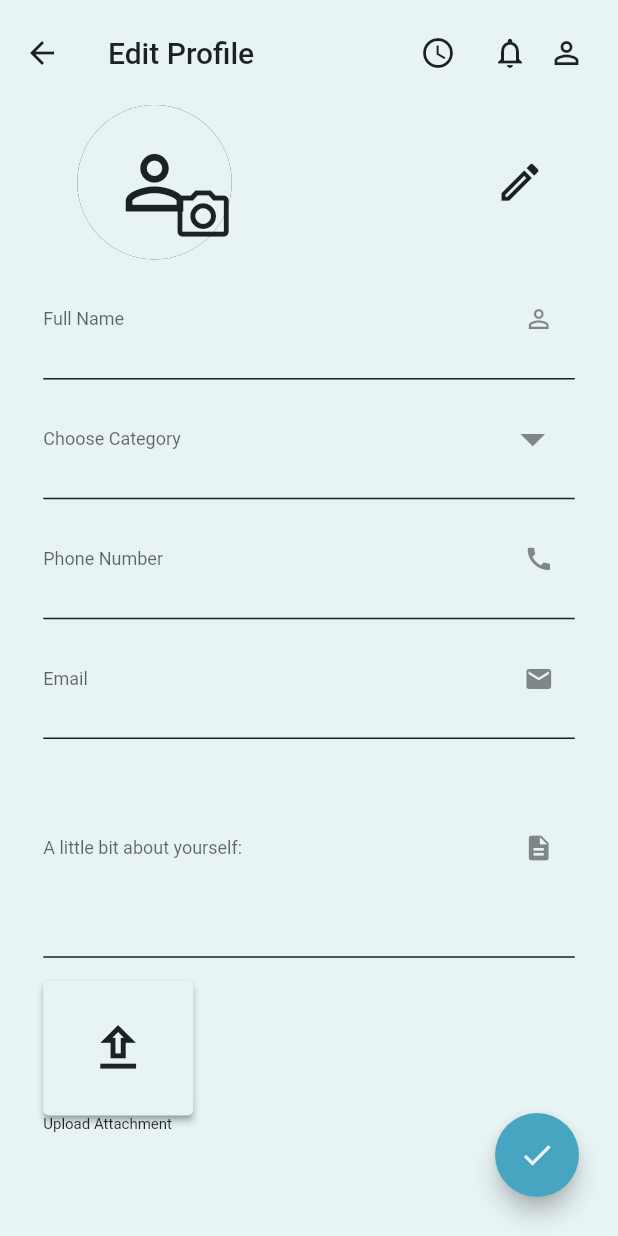
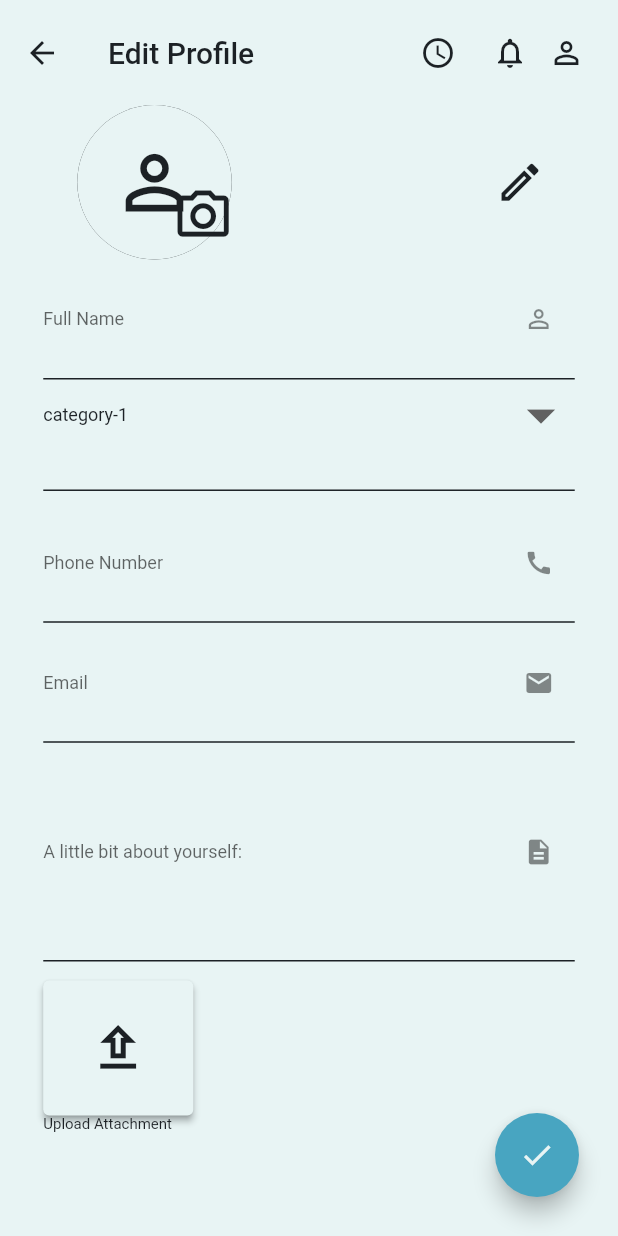
Before and after one commit to alazarlemma02/Freelance-App-flutter-project, a Flutter app: the screen it shows after launch, on a phone screen of 412 x 824 dp. Run offline on Flutter 3.47's test engine with Material 2 defaults, Android fonts, the phone set to English and light mode, and no system bars; our stand-ins replace easy_localization; Roboto replaces fonts that are missing (OpenSans).

Commit message:
separated the category widget and added place holder

```diff
--- a/lib/view/screens/edit_profile_page.dart
+++ b/lib/view/screens/edit_profile_page.dart
@@ -4,6 +4,7 @@ import 'package:flutter/src/widgets/container.dart';
 import 'package:flutter/src/widgets/framework.dart';
 import 'package:sira/constants/colors.dart';
 import 'package:sira/main.dart';
+import 'package:sira/view/widgets/category_dropdown.dart';
 import 'package:sira/view/widgets/text_fields.dart';
 import 'package:sira/view/widgets/upload_attachment.dart';
 
@@ -122,32 +123,33 @@ class _EditProfilePageState extends State<EditProfilePage> {
                             hint_text: 'full-name',
                             field_icon: Icons.person_outline,
                             field_height: 0.04),
-                        TextField(
-                          decoration: InputDecoration(
-                            contentPadding: EdgeInsets.symmetric(
-                                vertical:
-                                    MediaQuery.of(context).size.height * 0.04),
-                            suffixIcon: IconButton(
-                              onPressed: () {},
-                              iconSize: 40,
-                              icon: Icon(Icons.arrow_drop_down),
-                            ),
-                            hintText: 'choose-category'.tr()..toString(),
-                            labelStyle: const TextStyle(
-                              color: CustomColors.blackTextColor,
-                            ),
-                            enabledBorder: const UnderlineInputBorder(
-                              borderSide: BorderSide(
-                                style: BorderStyle.solid,
-                                color: CustomColors.blackTextColor,
-                              ),
-                            ),
-                          ),
-                          style: const TextStyle(
-                            fontSize: 12,
-                            color: CustomColors.fadedTextColor,
-                          ),
-                        ),
+                        // TextField(
+                        //   decoration: InputDecoration(
+                        //     contentPadding: EdgeInsets.symmetric(
+                        //         vertical:
+                        //             MediaQuery.of(context).size.height * 0.04),
+                        //     suffixIcon: IconButton(
+                        //       onPressed: () {},
+                        //       iconSize: 40,
+                        //       icon: Icon(Icons.arrow_drop_down),
+                        //     ),
+                        //     hintText: 'choose-category'.tr()..toString(),
+                        //     labelStyle: const TextStyle(
+                        //       color: CustomColors.blackTextColor,
+                        //     ),
+                        //     enabledBorder: const UnderlineInputBorder(
+                        //       borderSide: BorderSide(
+                        //         style: BorderStyle.solid,
+                        //         color: CustomColors.blackTextColor,
+                        //       ),
+                        //     ),
+                        //   ),
+                        //   style: const TextStyle(
+                        //     fontSize: 12,
+                        //     color: CustomColors.fadedTextColor,
+                        //   ),
+                        // ),
+                        const CategoryDropDown(),
                         const TextFieldPage(
                             hint_text: 'phone-number',
                             field_icon: Icons.call,
--- /dev/null
+++ b/lib/view/widgets/category_dropdown.dart
@@ -0,0 +1,57 @@
+import 'package:easy_localization/easy_localization.dart';
+import 'package:flutter/material.dart';
+import 'package:flutter/src/widgets/container.dart';
+import 'package:flutter/src/widgets/framework.dart';
+import 'package:sira/constants/colors.dart';
+
+class CategoryDropDown extends StatefulWidget {
+  const CategoryDropDown({super.key});
+
+  @override
+  State<CategoryDropDown> createState() => _CategoryDropDownState();
+}
+
+class _CategoryDropDownState extends State<CategoryDropDown> {
+  List category = [
+    'category-1',
+    'category-2',
+    'category-3',
+    'category-4',
+    'category-5',
+  ];
+  String? selectedItem = 'category-1';
+  @override
+  Widget build(BuildContext context) {
+    return Container(
+      height: MediaQuery.of(context).size.height * 0.1,
+      child: DropdownButton<String>(
+        dropdownColor: CustomColors.backgroundColor,
+        menuMaxHeight: MediaQuery.of(context).size.height * 0.5,
+        isExpanded: true,
+        hint: Text("choose-category".tr().toString()),
+        value: selectedItem,
+        iconSize: 45,
+        elevation: 16,
+        style: TextStyle(color: CustomColors.blackTextColor),
+        underline: Container(
+          height: 1,
+          color: CustomColors.blackTextColor,
+        ),
+        items: category
+            .map((cat) => DropdownMenuItem<String>(
+                value: cat,
+                child: Text(
+                  cat,
+                  style: TextStyle(
+                      color: CustomColors.blackTextColor, fontSize: 12),
+                )))
+            .toList(),
+        onChanged: (cat) async {
+          setState(() {
+            selectedItem = cat;
+          });
+        },
+      ),
+    );
+  }
+}
```
